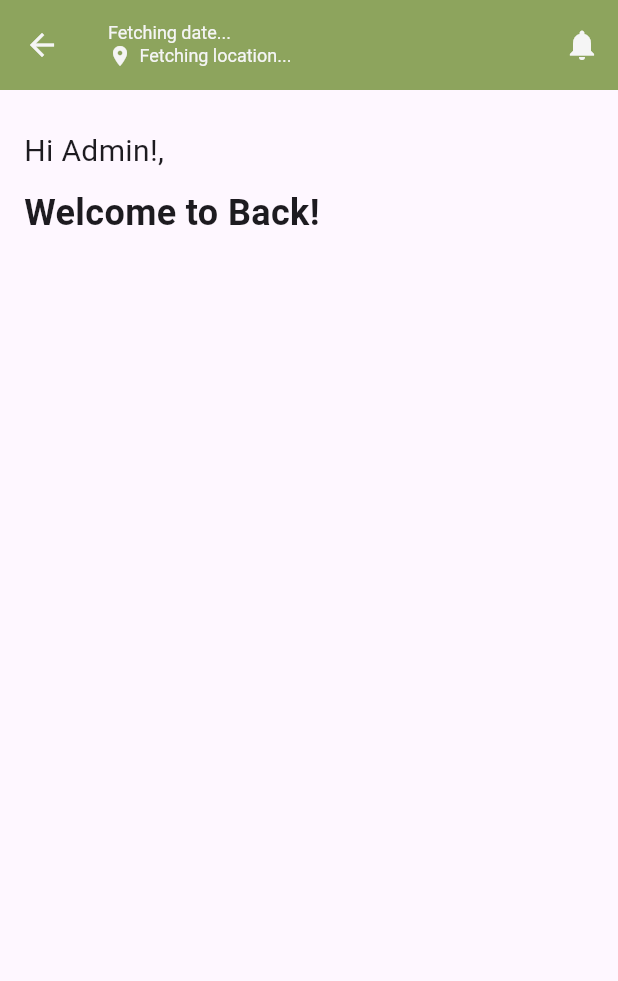
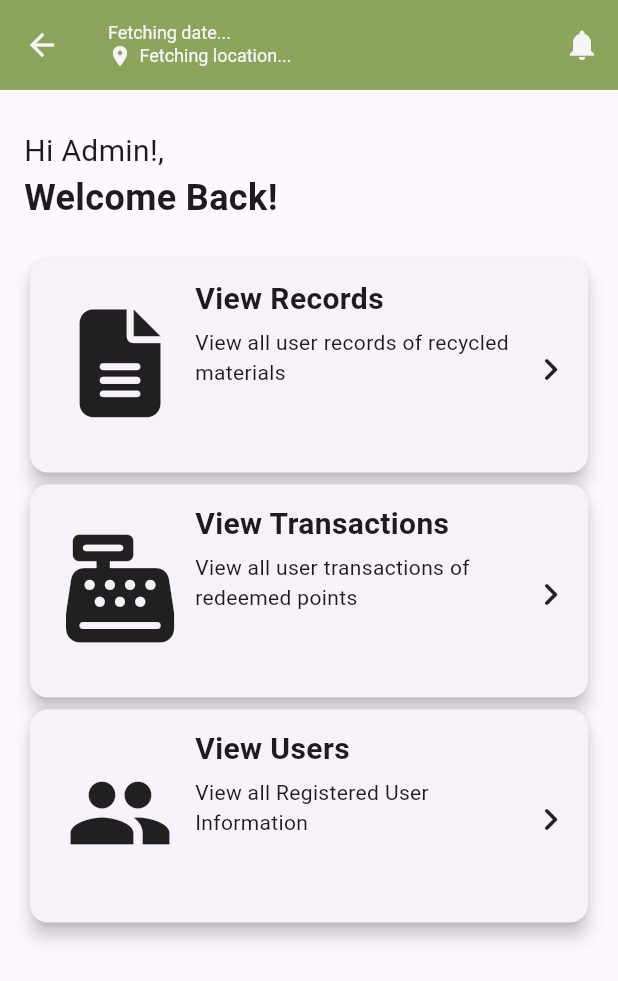
Before and after one commit to Yajme/Trash-Bin-App, a Flutter app: the AdminHome screen opened directly, on a phone screen of 412 x 824 dp. Shown: the top 981 px of the screen. Run offline on Flutter 3.47's test engine with Material 3 defaults, Android fonts, the phone set to English and light mode, and no system bars; our stand-ins replace firebase_core, firebase_messaging, flutter_dotenv, flutter_local_notifications, font_awesome_flutter, geocoding and 2 more; missing offline and left inert: mobile_scanner, qr_scanner_overlay; accounts and stored records are empty; network calls fail.

Commit message:
Admin UI Listview

```diff
--- a/lib/pages/admin_home.dart
+++ b/lib/pages/admin_home.dart
@@ -6,6 +6,7 @@ import 'dart:convert';
 import 'package:geolocator/geolocator.dart';
 import 'package:geocoding/geocoding.dart';
 import 'package:intl/intl.dart';
+import 'package:font_awesome_flutter/font_awesome_flutter.dart';
 
 //TODO : create home page
 class AdminHome extends StatefulWidget {
@@ -37,25 +38,28 @@ class _StateHome extends State<AdminHome> {
     });
   }
 
-   Future<void> _getLocation() async {
+  Future<void> _getLocation() async {
     // Request permission
     LocationPermission permission = await Geolocator.checkPermission();
     if (permission == LocationPermission.denied) {
       permission = await Geolocator.requestPermission();
     }
 
-    if (permission == LocationPermission.whileInUse || permission == LocationPermission.always) {
+    if (permission == LocationPermission.whileInUse ||
+        permission == LocationPermission.always) {
       Position position = await Geolocator.getCurrentPosition(
         locationSettings: const LocationSettings(
           accuracy: LocationAccuracy.high, // Set the desired accuracy
           distanceFilter: 10, // Optional: Set the distance filter
         ),
       );
-      List<Placemark> placemarks = await placemarkFromCoordinates(position.latitude, position.longitude);
+      List<Placemark> placemarks =
+          await placemarkFromCoordinates(position.latitude, position.longitude);
       Placemark place = placemarks[0];
 
       setState(() {
-        _locationString = "${place.street}, ${place.locality}, ${place.administrativeArea}, ${place.country}"; // Detailed address
+        _locationString =
+            "${place.street}, ${place.locality}, ${place.administrativeArea}, ${place.country}"; // Detailed address
       });
     } else {
       setState(() {
@@ -75,7 +79,8 @@ class _StateHome extends State<AdminHome> {
       if (response.statusCode == 200) {
         final data = jsonDecode(response.body);
         setState(() {
-          firstName = data['first_name'] ?? 'Admin'; // Default to 'User' if null
+          firstName =
+              data['first_name'] ?? 'Admin'; // Default to 'User' if null
           lastName = data['last_name'] ?? '';
         });
       } else {
@@ -92,6 +97,50 @@ class _StateHome extends State<AdminHome> {
     _timer?.cancel();
     super.dispose();
   }
+
+  Widget _buildCard({
+    required String title,
+    required String subtitle,
+    required IconData icon
+    }) {
+  return SizedBox(
+    width: MediaQuery.of(context).size.width * 0.9,
+    height: 150,
+    child: Card(
+      elevation: 5,
+      child: Padding(
+        padding: const EdgeInsets.fromLTRB(10, 12, 10, 8),
+        child: Row(
+          mainAxisAlignment: MainAxisAlignment.spaceBetween,
+          children: [
+            Column(
+              mainAxisAlignment: MainAxisAlignment.center, // Center the icon vertically
+              children: [
+                Icon(icon, size: 72.0),
+                const SizedBox(height: 8, width: 100,), // Space between the icon and the text
+              ],
+            ),
+            Expanded(
+              child: Column(
+                crossAxisAlignment: CrossAxisAlignment.start,
+                children: [
+                  Text(
+                    title,
+                    style: const TextStyle(fontWeight: FontWeight.bold, fontSize: 20),
+                  ),
+                  const SizedBox(height: 4), // Space between title and subtitle
+                  Text(subtitle),
+                ],
+              ),
+            ),
+            const Center(child: Icon(Icons.navigate_next_rounded, size: 30.0)),
+          ],
+        ),
+      ),
+    ),
+  );
+}
+
 
   final userId = global.user_id;
   @override
@@ -132,14 +181,35 @@ class _StateHome extends State<AdminHome> {
           crossAxisAlignment: CrossAxisAlignment.start,
           children: [
             const SizedBox(height: 10),
-            Text(
+            const Text(
               'Hi Admin!,',
-              style: const TextStyle(fontSize: 20),
+              style: TextStyle(fontSize: 20),
             ),
-            const SizedBox(height: 10),
             const Text(
-              'Welcome to Back!',
+              'Welcome Back!',
               style: TextStyle(fontSize: 24, fontWeight: FontWeight.bold),
+            ),
+            const SizedBox(height: 20),
+            Expanded(
+              child: ListView(
+                children: [
+                  _buildCard(
+                    title: 'View Records',
+                    subtitle: 'View all user records of recycled materials',
+                    icon: FontAwesomeIcons.solidFileLines,
+                  ),
+                  _buildCard(
+                    title: 'View Transactions',
+                    subtitle: 'View all user transactions of redeemed points',
+                    icon: FontAwesomeIcons.cashRegister,
+                  ),
+                  _buildCard(
+                    title: 'View Users',
+                    subtitle: 'View all Registered User Information',
+                    icon: Icons.people,
+                  ),
+                ],
+              ),
             ),
           ],
         ),
--- a/pubspec.yaml
+++ b/pubspec.yaml
@@ -22,6 +22,7 @@ dependencies:
   intl: ^0.19.0
   geocode: ^1.0.3
   geocoding: ^3.0.0
+  font_awesome_flutter: ^10.8.0
 
 dev_dependencies:
   flutter_test:
```
Also changed, not shown: 1 other file.
